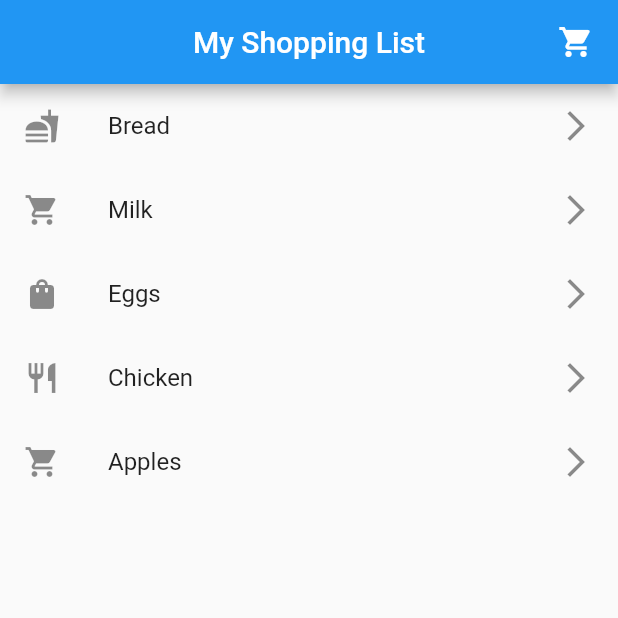
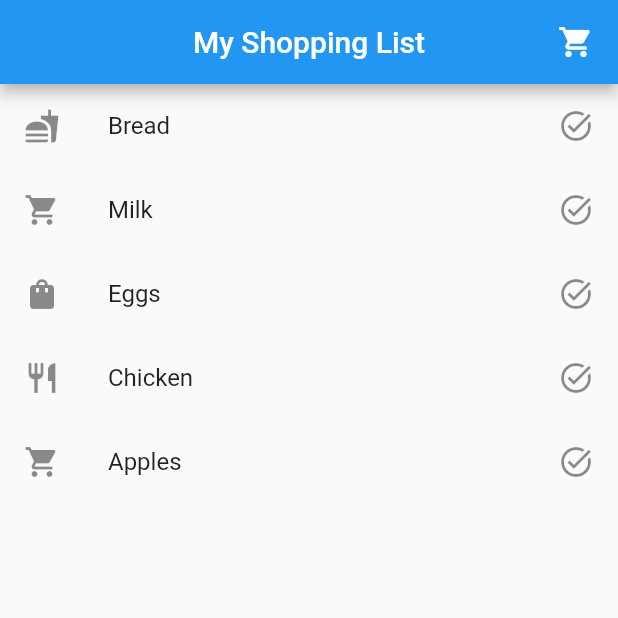
Before and after one commit to ob1Kenoobi/module6-livetest, a Flutter app: the screen it shows after launch, on a phone screen of 412 x 824 dp, the top half of it. Run offline on Flutter 3.47's test engine with Material 2 defaults, Android fonts, the phone set to English and light mode, and no system bars.

Commit message:
modified an icon

```diff
--- a/lib/main.dart
+++ b/lib/main.dart
@@ -47,7 +47,7 @@ class ShoppingList extends StatelessWidget {
         return ListTile(
           leading: Icon(items[index].icon),
           title: Text(items[index].name),
-          trailing: Icon(Icons.arrow_forward_ios),
+          trailing: Icon(Icons.task_alt_sharp),
           onTap: () {
             ScaffoldMessenger.of(context).showSnackBar(
               SnackBar(
```
